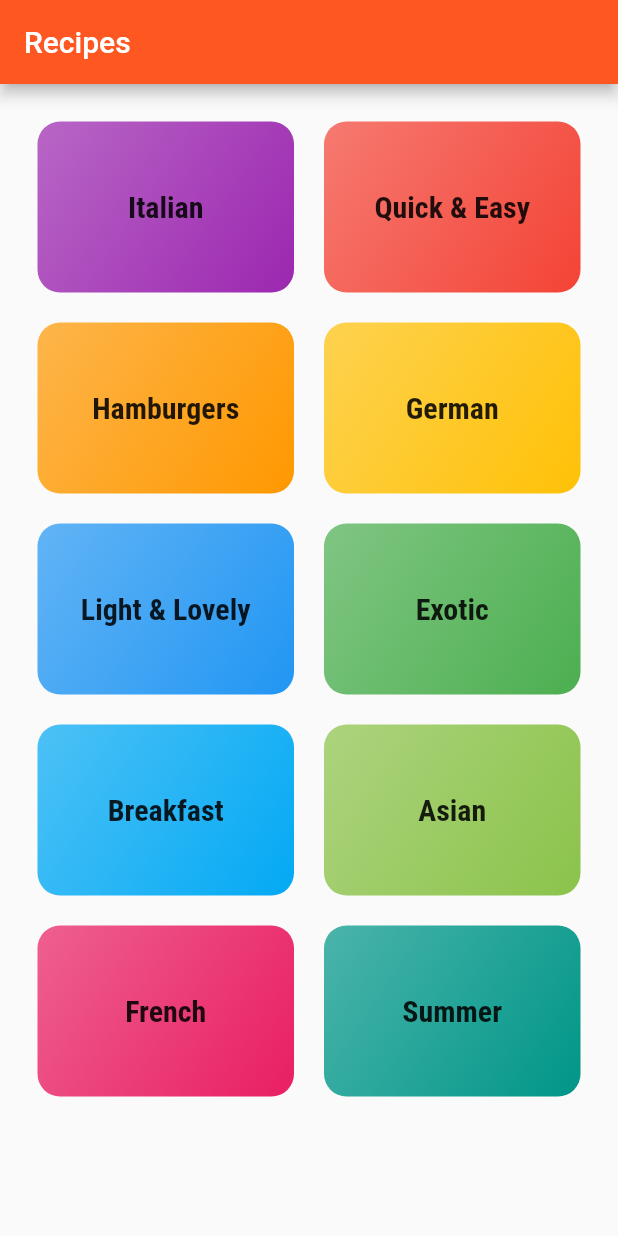
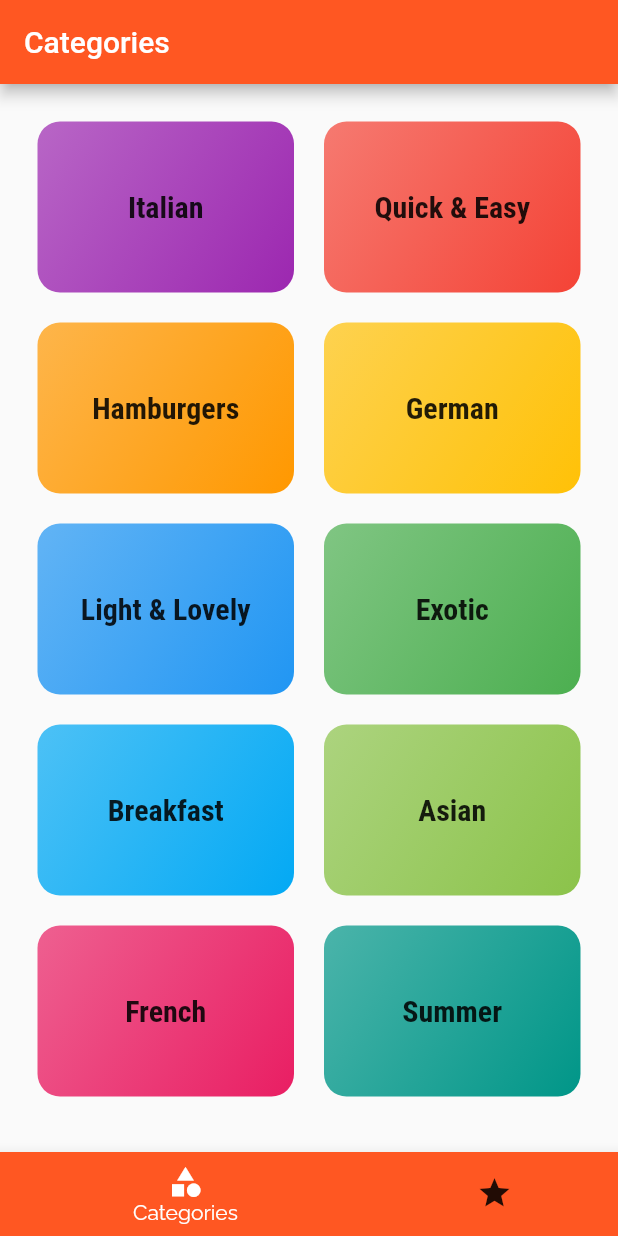
Before and after one commit to Regis-Ntwari/recipes, a Flutter app: the screen it shows after launch, on a phone screen of 412 x 824 dp. Run offline on Flutter 3.47's test engine with Material 2 defaults, Android fonts, the phone set to English and light mode, and no system bars.

```diff
--- a/lib/main.dart
+++ b/lib/main.dart
@@ -1,8 +1,8 @@
 import 'package:flutter/material.dart';
 
+import './screens/tabs_screen.dart';
 import './screens/meal_detail_screen.dart';
 import './screens/category_meals_screen.dart';
-import './screens/categories_screen.dart';
 
 void main() {
   runApp(const MyApp());
@@ -28,14 +28,14 @@ class MyApp extends StatelessWidget {
                   fontFamily: 'RobotoCondensed',
                   fontWeight: FontWeight.bold))),
       initialRoute: '/',
-      home: const CategoriesScreen(),
+      home: const TabsScreen(),
       routes: {
         CategoryMeals.routeName: (context) => const CategoryMeals(),
         MealDetail.routeName: (context) => const MealDetail(),
       },
       onUnknownRoute: (settings) {
         return MaterialPageRoute(
-          builder: (_) => const CategoriesScreen(),
+          builder: (_) => const TabsScreen(),
         );
       },
     );
--- a/lib/screens/categories_screen.dart
+++ b/lib/screens/categories_screen.dart
@@ -8,21 +8,16 @@ class CategoriesScreen extends StatelessWidget {
 
   @override
   Widget build(BuildContext context) {
-    return Scaffold(
-      appBar: AppBar(title: const Text('Recipes')),
-      body: GridView(
+    return GridView(
         padding: const EdgeInsets.all(25),
         children: DUMMY_CATEGORIES
             .map((category) => CategoryItem(
-                  id: category.id,
-                  title: category.title,
-                  color: category.color))
+                id: category.id, title: category.title, color: category.color))
             .toList(),
         gridDelegate: const SliverGridDelegateWithMaxCrossAxisExtent(
             maxCrossAxisExtent: 200,
             childAspectRatio: 3 / 2,
             crossAxisSpacing: 20,
-              mainAxisSpacing: 20)),
-    );
+            mainAxisSpacing: 20));
   }
 }
--- /dev/null
+++ b/lib/screens/favorites_screen.dart
@@ -0,0 +1,12 @@
+import 'package:flutter/material.dart';
+
+class FavoriteScreen extends StatelessWidget {
+  const FavoriteScreen({super.key});
+
+  @override
+  Widget build(BuildContext context) {
+    return const Center(
+      child: Text("Hello"),
+    );
+  }
+}
--- /dev/null
+++ b/lib/screens/tabs_screen.dart
@@ -0,0 +1,51 @@
+import 'package:flutter/material.dart';
+
+import './categories_screen.dart';
+import './favorites_screen.dart';
+
+class TabsScreen extends StatefulWidget {
+  const TabsScreen({super.key});
+
+  @override
+  State<TabsScreen> createState() => _TabsScreenState();
+}
+
+class _TabsScreenState extends State<TabsScreen> {
+  final List<Map<String, Widget>> _screens = [
+    {'page': CategoriesScreen(), 'title': Text('Categories')},
+    {'page': FavoriteScreen(), 'title': Text('Favorites')}
+  ];
+
+  int _selectedPageIndex = 0;
+
+  void _selectPage(int index) {
+    setState(() {
+      _selectedPageIndex = index;
+    });
+  }
+
+  @override
+  Widget build(BuildContext context) {
+    return Scaffold(
+      appBar: AppBar(title: _screens[_selectedPageIndex]['title'] as Widget),
+      body: _screens[_selectedPageIndex]['page'] as Widget,
+      bottomNavigationBar: BottomNavigationBar(
+          backgroundColor: Colors.deepOrange,
+          unselectedItemColor: Colors.black87,
+          selectedItemColor: Colors.white,
+          currentIndex: _selectedPageIndex,
+          type: BottomNavigationBarType.shifting,
+          onTap: _selectPage,
+          items: const [
+            BottomNavigationBarItem(
+                backgroundColor: Colors.deepOrange,
+                icon: Icon(Icons.category),
+                label: 'Categories'),
+            BottomNavigationBarItem(
+                backgroundColor: Colors.deepOrange,
+                icon: Icon(Icons.star),
+                label: 'Favorites')
+          ]),
+    );
+  }
+}
```
Lines whose indentation alone changed are shown as unchanged.
